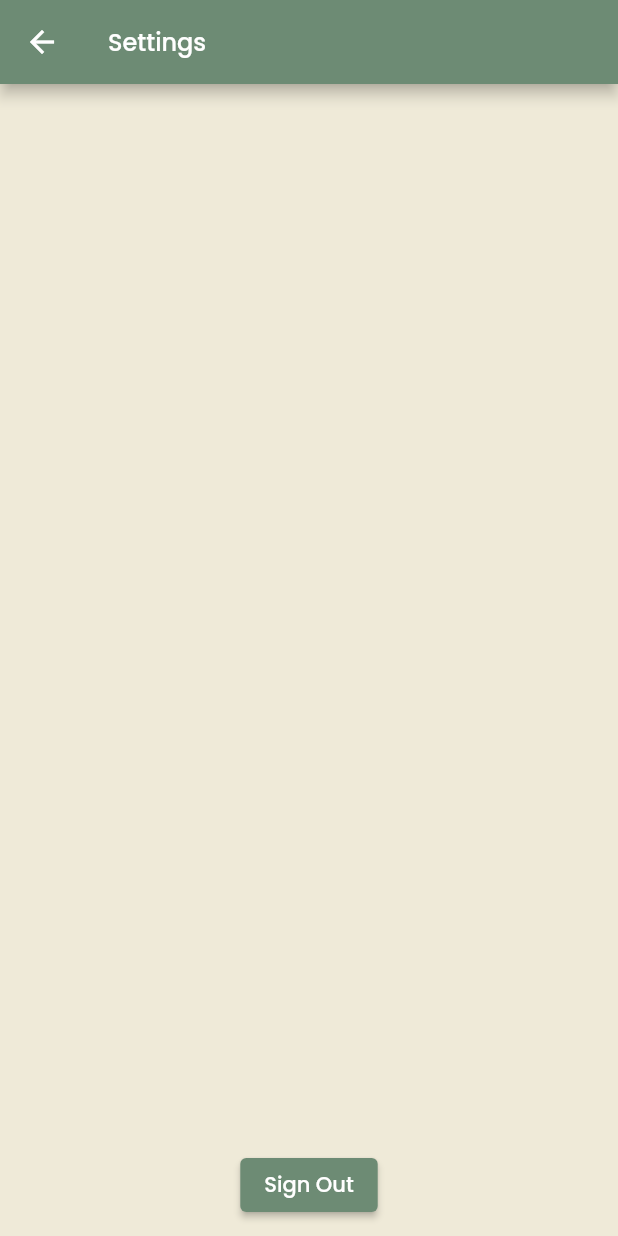
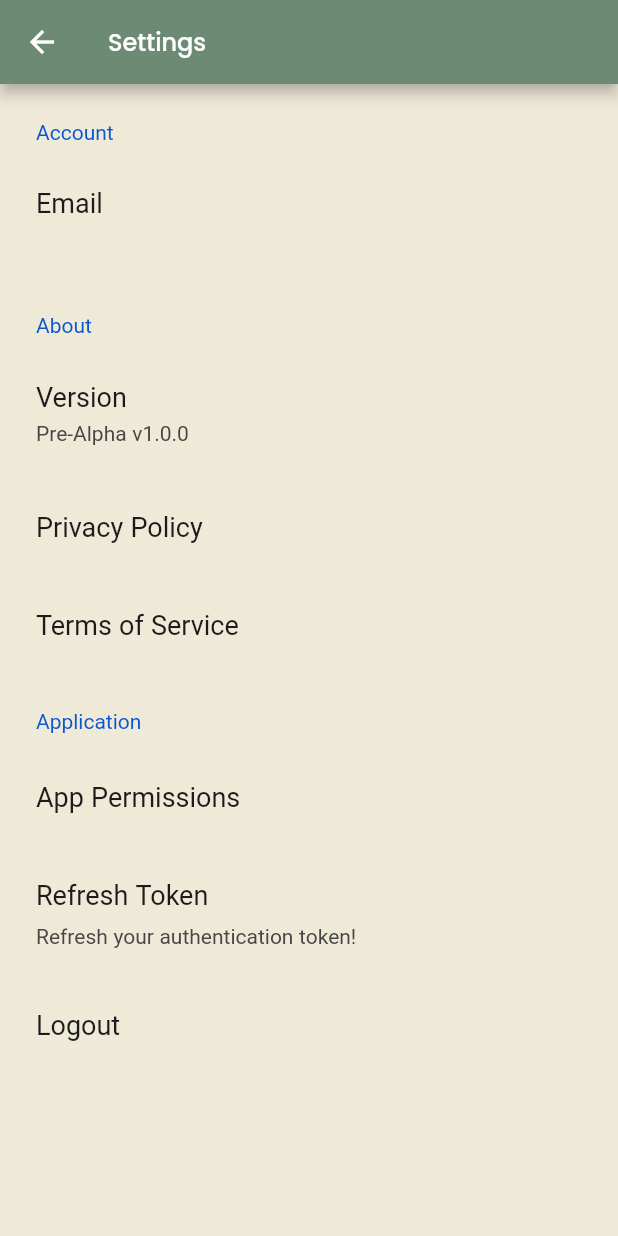
Before and after one commit to WoodwardTOwen/spotify_helper, a Flutter app: the SettingsScreen screen opened directly, on a phone screen of 412 x 824 dp. Run offline on Flutter 3.47's test engine with Material 2 defaults, Android fonts, the light colour scheme and no system bars; drawn by our look-alikes of settings_ui; our stand-ins replace bloc, cached_network_image, dio, equatable, floor, flutter_bloc and 5 more; missing offline and left inert: app_settings, spotify_sdk; accounts and stored records are empty; network calls fail.

Commit message:
Saving changes for settings page

```diff
--- a/lib/Http/repository/auth_repository.dart
+++ b/lib/Http/repository/auth_repository.dart
@@ -7,7 +7,7 @@ import '../services/api_path.dart';
 class AuthRepository implements IAuthRepository {
   @override
   Future<String> requestSpotifyToken() async {
-    return await SpotifySdk.getAuthenticationToken(
+    return await SpotifySdk.getAccessToken(
         clientId: dotenv.env['CLIENT_ID'].toString(),
         redirectUrl: dotenv.env['REDIRECT_URL'].toString(),
         scope: ApiPath.scopesString);
--- a/lib/models/auth_token_model.dart
+++ b/lib/models/auth_token_model.dart
@@ -1,36 +1,26 @@
 class AuthToken {
   final String _accessToken;
-  final String _refreshToken; //TODO :To Be Implemented:
   final DateTime _expiryTime;
 
   static String accessTokenKey = 'storify-access-token';
-  static String refreshTokenKey = 'storify-refresh-token';
 
-  AuthToken(
-      {required String accessToken,
-      String refreshToken = "REFRESH_PLACEHOLDER",
-      required DateTime expiryTime})
+  AuthToken({required String accessToken, required DateTime expiryTime})
       : _accessToken = accessToken,
-        _refreshToken = refreshToken,
         _expiryTime = expiryTime;
 
   factory AuthToken.fromJson(Map<String, dynamic> json) {
     return AuthToken(
       accessToken: json['access_token'],
-      refreshToken: json['refresh_token'],
       expiryTime: DateTime.parse(json['expiry_time']),
     );
   }
 
   Map<String, dynamic> toJson() => {
         'access_token': _accessToken,
-        'refresh_token': _refreshToken,
         'expiry_time': _expiryTime.toIso8601String(),
       };
 
   String get getAccessToken => _accessToken;
 
-  String get getRefreshToken => _refreshToken;
-
   bool get isDateValid => _expiryTime.isAfter(DateTime.now());
 }
--- a/lib/models/user_model.dart
+++ b/lib/models/user_model.dart
@@ -11,9 +11,10 @@ class UserModel extends Equatable {
   final String userImageUrl;
   final String userHref;
   final String country;
+  final String product;
 
-  const UserModel({
-    required this.userId,
+  const UserModel(
+      {required this.userId,
       required this.displayName,
       required this.uri,
       required this.email,
@@ -21,14 +22,11 @@ class UserModel extends Equatable {
       required this.userImageUrl,
       required this.userHref,
       this.country = "N/A",
-  });
+      this.product = "Free"});
 
   String get getDisplayName => displayName;
 
-  //Might need some checks in here -> Decoding?
-
   factory UserModel.fromJson(Map<String, dynamic> json) {
-    //if (json == null) return null;
     return UserModel(
       userId: json['id'],
       displayName: json['display_name'],
@@ -43,10 +41,10 @@ class UserModel extends Equatable {
           ? ""
           : json['images'][0]['url'],
       country: json['country'] ?? "N/A",
+      product: json['product'] ?? "Free",
     );
   }
 
-  //toJson method may need altering a tad
   Map<String, dynamic> toJson() => {
         'id': userId,
         'display_name': displayName,
@@ -59,7 +57,8 @@ class UserModel extends Equatable {
         'images': [
           {'url': userImageUrl}
         ],
-        'href': userHref
+        'href': userHref,
+        'free': product,
       };
 
   @override
--- a/lib/screens/search_all_playlists_screen.dart
+++ b/lib/screens/search_all_playlists_screen.dart
@@ -1,11 +1,7 @@
 import 'package:flutter/material.dart';
-import 'package:flutter_bloc/flutter_bloc.dart';
-import 'package:persistent_bottom_nav_bar/persistent-tab-view.dart';
 import 'package:provider/provider.dart';
-import 'package:spotify_helper/Http/bloc/playlist/playlist_bloc_bloc.dart';
 import 'package:spotify_helper/models/action_enum.dart';
 import 'package:spotify_helper/providers/playlist_finder_provider.dart';
-import 'package:spotify_helper/screens/playlist_items_screen.dart';
 import 'package:spotify_helper/screens/playlists_screen.dart';
 import 'package:spotify_helper/util/helper_methods.dart';
 import 'package:spotify_helper/widgets/misc/generic_header.dart';
--- a/lib/screens/settings_screen.dart
+++ b/lib/screens/settings_screen.dart
@@ -1,5 +1,7 @@
+import 'package:app_settings/app_settings.dart';
 import 'package:flutter/material.dart';
 import 'package:provider/provider.dart';
+import 'package:settings_ui/settings_ui.dart';
 import '../providers/spotify_auth.dart';
 import '../providers/user_provider.dart';
 
@@ -8,8 +10,42 @@ class SettingsScreen extends StatelessWidget {
 
   const SettingsScreen({Key? key}) : super(key: key);
 
+  void _onShowDialog(BuildContext context) {
+    showDialog(
+      context: context,
+      builder: (BuildContext context) {
+        return AlertDialog(
+          title: const Text('Logout',
+              style: TextStyle(fontSize: 20, color: Colors.black)),
+          content: const Text('Are you sure you want to logout?'),
+          actions: <Widget>[
+            TextButton(
+                child: const Text('No'),
+                onPressed: () => Navigator.of(context).pop()),
+            TextButton(
+              child: const Text('Yes'),
+              onPressed: () async =>
+                  Provider.of<SpotifyAuth>(context, listen: false)
+                      .attemptLogout()
+                      .then(
+                (value) {
+                  Provider.of<UserProvider>(context, listen: false)
+                      .removeCurrentUser();
+
+                  Navigator.of(context).pop();
+                },
+              ),
+            ),
+          ],
+        );
+      },
+    );
+  }
+
   @override
   Widget build(BuildContext context) {
+    final user = Provider.of<UserProvider>(context, listen: false).getUser;
+
     return Scaffold(
       backgroundColor: const Color.fromRGBO(239, 234, 216, 1),
       appBar: AppBar(
@@ -18,28 +54,56 @@ class SettingsScreen extends StatelessWidget {
           style: TextStyle(fontSize: 16),
         ),
       ),
-        body: Stack(
-          fit: StackFit.expand,
-          children: <Widget>[
-            Positioned(
-              bottom: 10,
-              width: MediaQuery.of(context).size.width,
-              child: Center(
-                child: ElevatedButton(
-                  onPressed: () async =>
-                      Provider.of<SpotifyAuth>(context, listen: false)
-                          .attemptLogout()
-                          .then(
-                    (value) {
-                      Provider.of<UserProvider>(context, listen: false)
-                          .removeCurrentUser();
+      body: SettingsList(
+        lightTheme: const SettingsThemeData(
+          settingsListBackground: Color.fromRGBO(239, 234, 216, 1),
+        ),
+        sections: [
+          SettingsSection(
+              title: const Text(
+                "Account",
+              ),
+              tiles: [
+                SettingsTile(
+                  title: const Text('Email'),
+                  description: Text(user.email),
+                ),
+              ]),
+          SettingsSection(
+            title: const Text('About'),
+            tiles: [
+              SettingsTile(
+                title: const Text('Version'),
+                description: const Text('Pre-Alpha v1.0.0'),
+              ),
+              SettingsTile(
+                title: const Text('Privacy Policy'),
+              ),
+              SettingsTile(
+                title: const Text('Terms of Service'),
+              ),
+            ],
+          ),
+          SettingsSection(title: const Text('Application'), tiles: [
+            SettingsTile(
+              title: const Text("App Permissions"),
+              onPressed: (_) {
+                AppSettings.openAppSettings();
               },
             ),
-                  child: const Text("Sign Out"),
+            SettingsTile(
+              title: const Text('Refresh Token'),
+              description: const Text('Refresh your authentication token!'),
+              onPressed: (_) => Provider.of<SpotifyAuth>(context, listen: false)
+                  .retrieveSpotifyAuthenticationToken(),
             ),
+            SettingsTile(
+              title: const Text('Logout'),
+              onPressed: (_) async => _onShowDialog(context),
             ),
-            )
+          ]),
         ],
-        ));
+      ),
+    );
   }
 }
--- a/lib/screens/user_profile_screen.dart
+++ b/lib/screens/user_profile_screen.dart
@@ -49,7 +49,7 @@ class UserProfileScreen extends StatelessWidget {
                           GenericHeader(
                             imageUrl: user.userImageUrl,
                             titleText: user.displayName,
-                            subtitleText: user.displayName,
+                            subtitleText: "${user.product} member",
                             isUserProfile: true,
                           ),
                           const UserStatContainer(),
--- a/pubspec.yaml
+++ b/pubspec.yaml
@@ -34,7 +34,7 @@ dependencies:
   # The following adds the Cupertino Icons font to your application.
   # Use with the CupertinoIcons class for iOS style icons.
   cupertino_icons: ^1.0.2
-  spotify_sdk:
+  spotify_sdk: ^2.3.0
   flutter_dotenv: ^5.0.2
   dio: ^4.0.4
   flutter_bloc: ^8.0.1
@@ -47,6 +47,8 @@ dependencies:
   url_launcher: ^6.1.2
   async: ^2.8.2
   persistent_bottom_nav_bar: any
+  settings_ui: any
+  app_settings: ^4.1.6
 
 dev_dependencies:
   flutter_test:
```
Also changed, not shown: pubspec.lock, 2 other files. Lines whose indentation alone changed are shown as unchanged.
